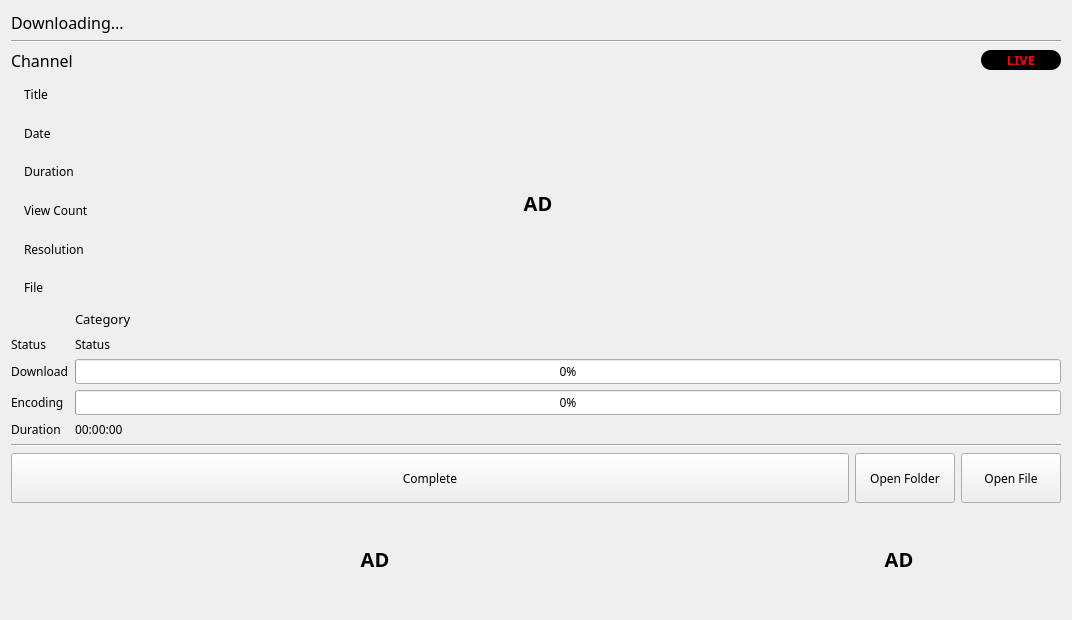
Above: resources/ui/download.ui from devhotteok/TwitchLink before the change. Below: the same form after it.
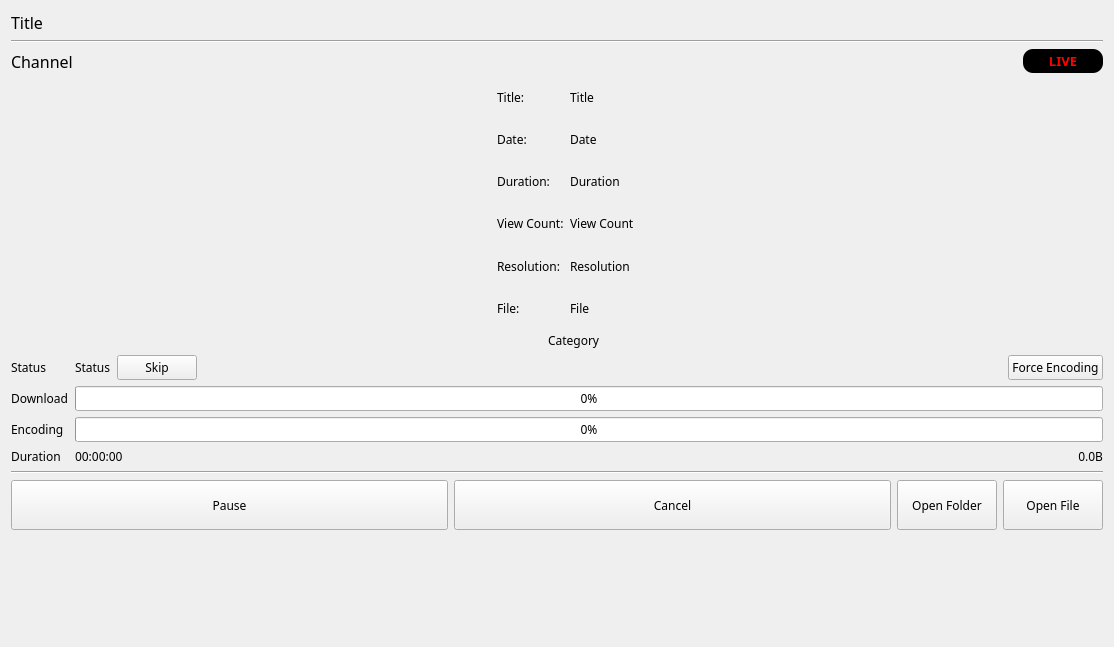
That is the form after the change. The open tabs and pages were chosen to show the change. Icons and pictures are not drawn.

Diff of the .ui file:
```diff
--- a/resources/ui/download.ui
+++ b/resources/ui/download.ui
@@ -6,8 +6,8 @@
    <rect>
     <x>0</x>
     <y>0</y>
-    <width>1072</width>
-    <height>620</height>
+    <width>1110</width>
+    <height>624</height>
    </rect>
   </property>
   <property name="sizePolicy">
@@ -38,11 +38,12 @@
      </property>
      <property name="font">
       <font>
+       <family>Arial Rounded MT Bold</family>
        <pointsize>12</pointsize>
       </font>
      </property>
      <property name="text">
-      <string>Downloading...</string>
+      <string>Title</string>
      </property>
     </widget>
    </item>
@@ -78,6 +79,7 @@
        <widget class="QLabel" name="user_name">
         <property name="font">
          <font>
+          <family>Arial Rounded MT Bold</family>
           <pointsize>12</pointsize>
          </font>
         </property>
@@ -87,7 +89,7 @@
        </widget>
       </item>
       <item>
-       <widget class="QLabel" name="liveLabel">
+       <widget class="QWidget" name="liveLabelArea" native="true">
         <property name="sizePolicy">
          <sizepolicy hsizetype="Fixed" vsizetype="Fixed">
           <horstretch>0</horstretch>
@@ -100,48 +102,51 @@
           <height>20</height>
          </size>
         </property>
-        <property name="font">
-         <font>
-          <family>Arial Rounded MT Bold</family>
-          <pointsize>10</pointsize>
-          <weight>75</weight>
-          <bold>true</bold>
-         </font>
-        </property>
         <property name="styleSheet">
          <string notr="true">color: rgb(255, 0, 0);
 background-color: rgb(0, 0, 0);
 border-radius: 10px;</string>
         </property>
-        <property name="text">
-         <string>LIVE</string>
-        </property>
-        <property name="alignment">
-         <set>Qt::AlignCenter</set>
-        </property>
+        <layout class="QVBoxLayout" name="liveLabelAreaLayout">
+         <property name="leftMargin">
+          <number>5</number>
+         </property>
+         <property name="topMargin">
+          <number>3</number>
+         </property>
+         <property name="rightMargin">
+          <number>5</number>
+         </property>
+         <property name="bottomMargin">
+          <number>3</number>
+         </property>
+         <item>
+          <widget class="QLabel" name="liveLabel">
+           <property name="font">
+            <font>
+             <family>Arial Rounded MT Bold</family>
+             <pointsize>10</pointsize>
+             <weight>75</weight>
+             <bold>true</bold>
+            </font>
+           </property>
+           <property name="text">
+            <string>LIVE</string>
+           </property>
+           <property name="alignment">
+            <set>Qt::AlignCenter</set>
+           </property>
+          </widget>
+         </item>
+        </layout>
        </widget>
       </item>
      </layout>
     </widget>
    </item>
    <item>
-    <widget class="QWidget" name="videoFrame" native="true">
-     <property name="sizePolicy">
-      <sizepolicy hsizetype="Expanding" vsizetype="Fixed">
-       <horstretch>0</horstretch>
-       <verstretch>0</verstretch>
-      </sizepolicy>
-     </property>
-     <property name="minimumSize">
-      <size>
-       <width>0</width>
-       <height>0</height>
-      </size>
-     </property>
-     <layout class="QHBoxLayout" name="videoFrameLayout">
-      <property name="sizeConstraint">
-       <enum>QLayout::SetFixedSize</enum>
-      </property>
+    <widget class="QWidget" name="videoArea" native="true">
+     <layout class="QHBoxLayout" name="videoAreaLayout">
       <property name="leftMargin">
        <number>0</number>
       </property>
@@ -155,51 +160,81 @@
        <number>0</number>
       </property>
       <item>
-       <widget class="QLabel" name="thumbnail_image">
+       <widget class="QWidget" name="thumbnail_imageArea" native="true">
         <property name="sizePolicy">
-         <sizepolicy hsizetype="Fixed" vsizetype="Fixed">
+         <sizepolicy hsizetype="Expanding" vsizetype="Expanding">
           <horstretch>0</horstretch>
           <verstretch>0</verstretch>
          </sizepolicy>
         </property>
-        <property name="maximumSize">
+        <property name="minimumSize">
          <size>
-          <width>384</width>
-          <height>216</height>
+          <width>480</width>
+          <height>270</height>
          </size>
         </property>
-        <property name="text">
-         <string/>
-        </property>
-        <property name="pixmap">
-         <pixmap>../img/thumbnail.png</pixmap>
-        </property>
-        <property name="scaledContents">
-         <bool>true</bool>
-        </property>
-        <property name="alignment">
-         <set>Qt::AlignCenter</set>
-        </property>
+        <layout class="QHBoxLayout" name="thumbnail_imageAreaLayout">
+         <property name="leftMargin">
+          <number>0</number>
+         </property>
+         <property name="topMargin">
+          <number>0</number>
+         </property>
+         <property name="rightMargin">
+          <number>0</number>
+         </property>
+         <property name="bottomMargin">
+          <number>0</number>
+         </property>
+         <item>
+          <widget class="QLabel" name="thumbnail_image">
+           <property name="sizePolicy">
+            <sizepolicy hsizetype="Ignored" vsizetype="Ignored">
+             <horstretch>0</horstretch>
+             <verstretch>0</verstretch>
+            </sizepolicy>
+           </property>
+           <property name="maximumSize">
+            <size>
+             <width>480</width>
+             <height>270</height>
+            </size>
+           </property>
+           <property name="text">
+            <string/>
+           </property>
+           <property name="pixmap">
+            <pixmap>../img/thumbnail.png</pixmap>
+           </property>
+           <property name="scaledContents">
+            <bool>true</bool>
+           </property>
+           <property name="alignment">
+            <set>Qt::AlignCenter</set>
+           </property>
+          </widget>
+         </item>
+        </layout>
        </widget>
       </item>
       <item>
        <widget class="QWidget" name="infoArea" native="true">
         <property name="sizePolicy">
-         <sizepolicy hsizetype="Fixed" vsizetype="Minimum">
+         <sizepolicy hsizetype="Expanding" vsizetype="Expanding">
           <horstretch>0</horstretch>
           <verstretch>0</verstretch>
          </sizepolicy>
         </property>
         <property name="minimumSize">
          <size>
-          <width>358</width>
+          <width>300</width>
           <height>0</height>
          </size>
         </property>
         <property name="maximumSize">
          <size>
-          <width>358</width>
-          <height>16777215</height>
+          <width>16777215</width>
+          <height>400</height>
          </size>
         </property>
         <layout class="QVBoxLayout" name="infoAreaLayout">
@@ -218,12 +253,12 @@
          <item>
           <widget class="QWidget" name="metaArea" native="true">
            <property name="sizePolicy">
-            <sizepolicy hsizetype="Expanding" vsizetype="Preferred">
+            <sizepolicy hsizetype="Preferred" vsizetype="Expanding">
              <horstretch>0</horstretch>
              <verstretch>0</verstretch>
             </sizepolicy>
            </property>
-           <layout class="QVBoxLayout" name="metaAreaLayout">
+           <layout class="QFormLayout" name="metaAreaLayout">
             <property name="leftMargin">
              <number>0</number>
             </property>
@@ -236,38 +271,140 @@
             <property name="bottomMargin">
              <number>0</number>
             </property>
-            <item>
+            <item row="0" column="0">
+             <widget class="QLabel" name="titleInfo">
+              <property name="sizePolicy">
+               <sizepolicy hsizetype="Preferred" vsizetype="Expanding">
+                <horstretch>0</horstretch>
+                <verstretch>0</verstretch>
+               </sizepolicy>
+              </property>
+              <property name="text">
+               <string>Title:</string>
+              </property>
+             </widget>
+            </item>
+            <item row="1" column="0">
+             <widget class="QLabel" name="dateInfo">
+              <property name="sizePolicy">
+               <sizepolicy hsizetype="Preferred" vsizetype="Expanding">
+                <horstretch>0</horstretch>
+                <verstretch>0</verstretch>
+               </sizepolicy>
+              </property>
+              <property name="text">
+               <string>Date:</string>
+              </property>
+             </widget>
+            </item>
+            <item row="2" column="0">
+             <widget class="QLabel" name="durationInfo">
+              <property name="sizePolicy">
+               <sizepolicy hsizetype="Preferred" vsizetype="Expanding">
+                <horstretch>0</horstretch>
+                <verstretch>0</verstretch>
+               </sizepolicy>
+              </property>
+              <property name="text">
+               <string>Duration:</string>
+              </property>
+             </widget>
+            </item>
+            <item row="3" column="0">
+             <widget class="QLabel" name="view_countInfo">
+              <property name="sizePolicy">
+               <sizepolicy hsizetype="Preferred" vsizetype="Expanding">
+                <horstretch>0</horstretch>
+                <verstretch>0</verstretch>
+               </sizepolicy>
+              </property>
+              <property name="text">
+               <string>View Count:</string>
+              </property>
+             </widget>
+            </item>
+            <item row="4" column="0">
+             <widget class="QLabel" name="resolutionInfo">
+              <property name="sizePolicy">
+               <sizepolicy hsizetype="Preferred" vsizetype="Expanding">
+                <horstretch>0</horstretch>
+                <verstretch>0</verstretch>
+               </sizepolicy>
+              </property>
+              <property name="text">
+               <string>Resolution:</string>
+              </property>
+             </widget>
+            </item>
+            <item row="5" column="0">
+             <widget class="QLabel" name="fileInfo">
+              <property name="sizePolicy">
+               <sizepolicy hsizetype="Preferred" vsizetype="Expanding">
+                <horstretch>0</horstretch>
+                <verstretch>0</verstretch>
+               </sizepolicy>
+              </property>
+              <property name="text">
+               <string>File:</string>
+              </property>
+             </widget>
+            </item>
+            <item row="0" column="1">
              <widget class="QLabel" name="title">
+              <property name="sizePolicy">
+               <sizepolicy hsizetype="Ignored" vsizetype="Expanding">
+                <horstretch>0</horstretch>
+                <verstretch>0</verstretch>
+               </sizepolicy>
+              </property>
               <property name="text">
                <string>Title</string>
               </property>
              </widget>
             </item>
-            <item>
+            <item row="1" column="1">
              <widget class="QLabel" name="date">
+              <property name="sizePolicy">
+               <sizepolicy hsizetype="Ignored" vsizetype="Expanding">
+                <horstretch>0</horstretch>
+                <verstretch>0</verstretch>
+               </sizepolicy>
+              </property>
               <property name="text">
                <string>Date</string>
               </property>
              </widget>
             </item>
-            <item>
+            <item row="2" column="1">
              <widget class="QLabel" name="duration">
+              <property name="sizePolicy">
+               <sizepolicy hsizetype="Ignored" vsizetype="Expanding">
+                <horstretch>0</horstretch>
+                <verstretch>0</verstretch>
+               </sizepolicy>
+              </property>
               <property name="text">
                <string>Duration</string>
               </property>
              </widget>
             </item>
-            <item>
+            <item row="3" column="1">
              <widget class="QLabel" name="view_count">
+              <property name="sizePolicy">
+               <sizepolicy hsizetype="Ignored" vsizetype="Expanding">
+                <horstretch>0</horstretch>
+                <verstretch>0</verstretch>
+               </sizepolicy>
+              </property>
               <property name="text">
                <string>View Count</string>
               </property>
              </widget>
             </item>
-            <item>
+            <item row="4" column="1">
              <widget class="QLabel" name="resolution">
               <property name="sizePolicy">
-               <sizepolicy hsizetype="Preferred" vsizetype="Preferred">
+               <sizepolicy hsizetype="Ignored" vsizetype="Expanding">
                 <horstretch>0</horstretch>
                 <verstretch>0</verstretch>
                </sizepolicy>
@@ -277,10 +414,10 @@
               </property>
              </widget>
             </item>
-            <item>
+            <item row="5" column="1">
              <widget class="QLabel" name="file">
               <property name="sizePolicy">
-               <sizepolicy hsizetype="Preferred" vsizetype="Preferred">
+               <sizepolicy hsizetype="Ignored" vsizetype="Expanding">
                 <horstretch>0</horstretch>
                 <verstretch>0</verstretch>
                </sizepolicy>
@@ -344,15 +481,9 @@
             </item>
             <item>
              <widget class="QLabel" name="category">
-              <property name="sizePolicy">
-               <sizepolicy hsizetype="Preferred" vsizetype="Fixed">
-                <horstretch>0</horstretch>
-                <verstretch>0</verstretch>
-               </sizepolicy>
-              </property>
               <property name="font">
                <font>
-                <pointsize>10</pointsize>
+                <family>Arial Rounded MT Bold</family>
                </font>
               </property>
               <property name="text">
@@ -368,11 +499,11 @@
       </item>
       <item>
        <widget class="QWidget" name="adArea_1" native="true">
-        <property name="sizePolicy">
-         <sizepolicy hsizetype="Fixed" vsizetype="Fixed">
-          <horstretch>0</horstretch>
-          <verstretch>0</verstretch>
-         </sizepolicy>
+        <property name="minimumSize">
+         <size>
+          <width>300</width>
+          <height>250</height>
+         </size>
         </property>
         <layout class="QHBoxLayout" name="adAreaLayout_1">
          <property name="spacing">
@@ -390,54 +521,12 @@
          <property name="bottomMargin">
           <number>0</number>
          </property>
-         <item>
-          <widget class="QLabel" name="ad_1">
-           <property name="sizePolicy">
-            <sizepolicy hsizetype="Fixed" vsizetype="Fixed">
-             <horstretch>0</horstretch>
-             <verstretch>0</verstretch>
-            </sizepolicy>
-           </property>
-           <property name="minimumSize">
-            <size>
-             <width>300</width>
-             <height>250</height>
-            </size>
-           </property>
-           <property name="font">
-            <font>
-             <pointsize>15</pointsize>
-             <weight>75</weight>
-             <bold>true</bold>
-            </font>
-           </property>
-           <property name="text">
-            <string>AD</string>
-           </property>
-           <property name="alignment">
-            <set>Qt::AlignCenter</set>
-           </property>
-          </widget>
-         </item>
         </layout>
        </widget>
       </item>
      </layout>
     </widget>
    </item>
-   <item>
-    <spacer name="verticalSpacer">
-     <property name="orientation">
-      <enum>Qt::Vertical</enum>
-     </property>
-     <property name="sizeHint" stdset="0">
-      <size>
-       <width>20</width>
-       <height>20</height>
-      </size>
-     </property>
-    </spacer>
-   </item>
    <item>
     <widget class="QWidget" name="progressArea" native="true">
      <property name="sizePolicy">
@@ -469,13 +558,6 @@
         </property>
        </widget>
       </item>
-      <item row="0" column="1">
-       <widget class="QLabel" name="status">
-        <property name="text">
-         <string>Status</string>
-        </property>
-       </widget>
-      </item>
       <item row="1" column="0">
        <widget class="QLabel" name="downloadLabel">
         <property name="text">
@@ -512,10 +594,90 @@
        </widget>
       </item>
       <item row="3" column="1">
-       <widget class="QLabel" name="currentDuration">
-        <property name="text">
-         <string>00:00:00</string>
-        </property>
+       <widget class="QWidget" name="fileInfoArea" native="true">
+        <layout class="QHBoxLayout" name="fileInfoAreaLayout">
+         <property name="leftMargin">
+          <number>0</number>
+         </property>
+         <property name="topMargin">
+          <number>0</number>
+         </property>
+         <property name="rightMargin">
+          <number>0</number>
+         </property>
+         <property name="bottomMargin">
+          <number>0</number>
+         </property>
+         <item>
+          <widget class="QLabel" name="currentDuration">
+           <property name="text">
+            <string>00:00:00</string>
+           </property>
+          </widget>
+         </item>
+         <item>
+          <widget class="QLabel" name="currentSize">
+           <property name="text">
+            <string>0.0B</string>
+           </property>
+           <property name="alignment">
+            <set>Qt::AlignRight|Qt::AlignTrailing|Qt::AlignVCenter</set>
+           </property>
+          </widget>
+         </item>
+        </layout>
+       </widget>
+      </item>
+      <item row="0" column="1">
+       <widget class="QWidget" name="statusControlArea" native="true">
+        <layout class="QHBoxLayout" name="statusControlAreaLayout">
+         <property name="leftMargin">
+          <number>0</number>
+         </property>
+         <property name="topMargin">
+          <number>0</number>
+         </property>
+         <property name="rightMargin">
+          <number>0</number>
+         </property>
+         <property name="bottomMargin">
+          <number>0</number>
+         </property>
+         <item>
+          <widget class="QLabel" name="status">
+           <property name="text">
+            <string>Status</string>
+           </property>
+          </widget>
+         </item>
+         <item>
+          <widget class="QPushButton" name="skipWaitingButton">
+           <property name="text">
+            <string>Skip</string>
+           </property>
+          </widget>
+         </item>
+         <item>
+          <spacer name="horizontalSpacer_1">
+           <property name="orientation">
+            <enum>Qt::Horizontal</enum>
+           </property>
+           <property name="sizeHint" stdset="0">
+            <size>
+             <width>40</width>
+             <height>20</height>
+            </size>
+           </property>
+          </spacer>
+         </item>
+         <item>
+          <widget class="QPushButton" name="forceEncodingButton">
+           <property name="text">
+            <string>Force Encoding</string>
+           </property>
+          </widget>
+         </item>
+        </layout>
        </widget>
       </item>
      </layout>
@@ -530,6 +692,12 @@
    </item>
    <item>
     <widget class="QWidget" name="buttonArea" native="true">
+     <property name="sizePolicy">
+      <sizepolicy hsizetype="Preferred" vsizetype="Fixed">
+       <horstretch>0</horstretch>
+       <verstretch>0</verstretch>
+      </sizepolicy>
+     </property>
      <layout class="QHBoxLayout" name="buttonAreaLayout">
       <property name="leftMargin">
        <number>0</number>
@@ -544,74 +712,41 @@
        <number>0</number>
       </property>
       <item>
-       <widget class="QStackedWidget" name="cancelCompleteButtonArea">
+       <widget class="QPushButton" name="pauseButton">
         <property name="sizePolicy">
-         <sizepolicy hsizetype="Preferred" vsizetype="Preferred">
+         <sizepolicy hsizetype="Expanding" vsizetype="Fixed">
           <horstretch>0</horstretch>
           <verstretch>0</verstretch>
          </sizepolicy>
         </property>
-        <property name="currentIndex">
-         <number>0</number>
+        <property name="minimumSize">
+         <size>
+          <width>0</width>
+          <height>50</height>
+         </size>
         </property>
-        <widget class="QWidget" name="cancelPage">
-         <layout class="QHBoxLayout" name="cancelPageLayout">
-          <property name="leftMargin">
-           <number>0</number>
-          </property>
-          <property name="topMargin">
-           <number>0</number>
-          </property>
-          <property name="rightMargin">
-           <number>0</number>
-          </property>
-          <property name="bottomMargin">
-           <number>0</number>
-          </property>
-          <item>
-           <widget class="QPushButton" name="cancelButton">
-            <property name="minimumSize">
-             <size>
-              <width>0</width>
-              <height>50</height>
-             </size>
-            </property>
-            <property name="text">
-             <string>Cancel</string>
-            </property>
-           </widget>
-          </item>
-         </layout>
-        </widget>
-        <widget class="QWidget" name="completePage">
-         <layout class="QHBoxLayout" name="completePageLayout">
-          <property name="leftMargin">
-           <number>0</number>
-          </property>
-          <property name="topMargin">
-           <number>0</number>
-          </property>
-          <property name="rightMargin">
-           <number>0</number>
-          </property>
-          <property name="bottomMargin">
-           <number>0</number>
-          </property>
-          <item>
-           <widget class="QPushButton" name="completeButton">
-            <property name="minimumSize">
-             <size>
-              <width>0</width>
-              <height>50</height>
-             </size>
-            </property>
-            <property name="text">
-             <string>Complete</string>
-            </property>
-           </widget>
-          </item>
-         </layout>
-        </widget>
+        <property name="text">
+         <string>Pause</string>
+        </property>
+       </widget>
+      </item>
+      <item>
+       <widget class="QPushButton" name="cancelButton">
+        <property name="sizePolicy">
+         <sizepolicy hsizetype="Expanding" vsizetype="Fixed">
+          <horstretch>0</horstretch>
+          <verstretch>0</verstretch>
+         </sizepolicy>
+        </property>
+        <property name="minimumSize">
+         <size>
+          <width>0</width>
+          <height>50</height>
+         </size>
+        </property>
+        <property name="text">
+         <string>Cancel</string>
+        </property>
        </widget>
       </item>
       <item>
@@ -644,14 +779,8 @@
     </widget>
    </item>
    <item>
-    <widget class="QWidget" name="adArea_2" native="true">
-     <property name="sizePolicy">
-      <sizepolicy hsizetype="Preferred" vsizetype="Fixed">
-       <horstretch>0</horstretch>
-       <verstretch>0</verstretch>
-      </sizepolicy>
-     </property>
-     <layout class="QHBoxLayout" name="adAreaLayout_2">
+    <widget class="QWidget" name="adGroup_1" native="true">
+     <layout class="QHBoxLayout" name="adGroupLayout_1">
       <property name="spacing">
        <number>0</number>
       </property>
@@ -668,61 +797,57 @@
        <number>0</number>
       </property>
       <item>
-       <widget class="QLabel" name="ad_2">
-        <property name="sizePolicy">
-         <sizepolicy hsizetype="Fixed" vsizetype="Fixed">
-          <horstretch>0</horstretch>
-          <verstretch>0</verstretch>
-         </sizepolicy>
-        </property>
+       <widget class="QWidget" name="adArea_2" native="true">
         <property name="minimumSize">
          <size>
           <width>728</width>
           <height>90</height>
          </size>
         </property>
-        <property name="font">
-         <font>
-          <pointsize>15</pointsize>
-          <weight>75</weight>
-          <bold>true</bold>
-         </font>
-        </property>
-        <property name="text">
-         <string>AD</string>
-        </property>
-        <property name="alignment">
-         <set>Qt::AlignCenter</set>
-        </property>
+        <layout class="QHBoxLayout" name="adAreaLayout_2">
+         <property name="spacing">
+          <number>0</number>
+         </property>
+         <property name="leftMargin">
+          <number>0</number>
+         </property>
+         <property name="topMargin">
+          <number>0</number>
+         </property>
+         <property name="rightMargin">
+          <number>0</number>
+         </property>
+         <property name="bottomMargin">
+          <number>0</number>
+         </property>
+        </layout>
        </widget>
       </item>
       <item>
-       <widget class="QLabel" name="ad_3">
-        <property name="sizePolicy">
-         <sizepolicy hsizetype="Fixed" vsizetype="Fixed">
-          <horstretch>0</horstretch>
-          <verstretch>0</verstretch>
-         </sizepolicy>
-        </property>
+       <widget class="QWidget" name="adArea_3" native="true">
         <property name="minimumSize">
          <size>
           <width>320</width>
           <height>100</height>
          </size>
         </property>
-        <property name="font">
-         <font>
-          <pointsize>15</pointsize>
-          <weight>75</weight>
-          <bold>true</bold>
-         </font>
-        </property>
-        <property name="text">
-         <string>AD</string>
-        </property>
-        <property name="alignment">
-         <set>Qt::AlignCenter</set>
-        </property>
+        <layout class="QHBoxLayout" name="adAreaLayout_3">
+         <property name="spacing">
+          <number>0</number>
+         </property>
+         <property name="leftMargin">
+          <number>0</number>
+         </property>
+         <property name="topMargin">
+          <number>0</number>
+         </property>
+         <property name="rightMargin">
+          <number>0</number>
+         </property>
+         <property name="bottomMargin">
+          <number>0</number>
+         </property>
+        </layout>
        </widget>
       </item>
      </layout>
```
